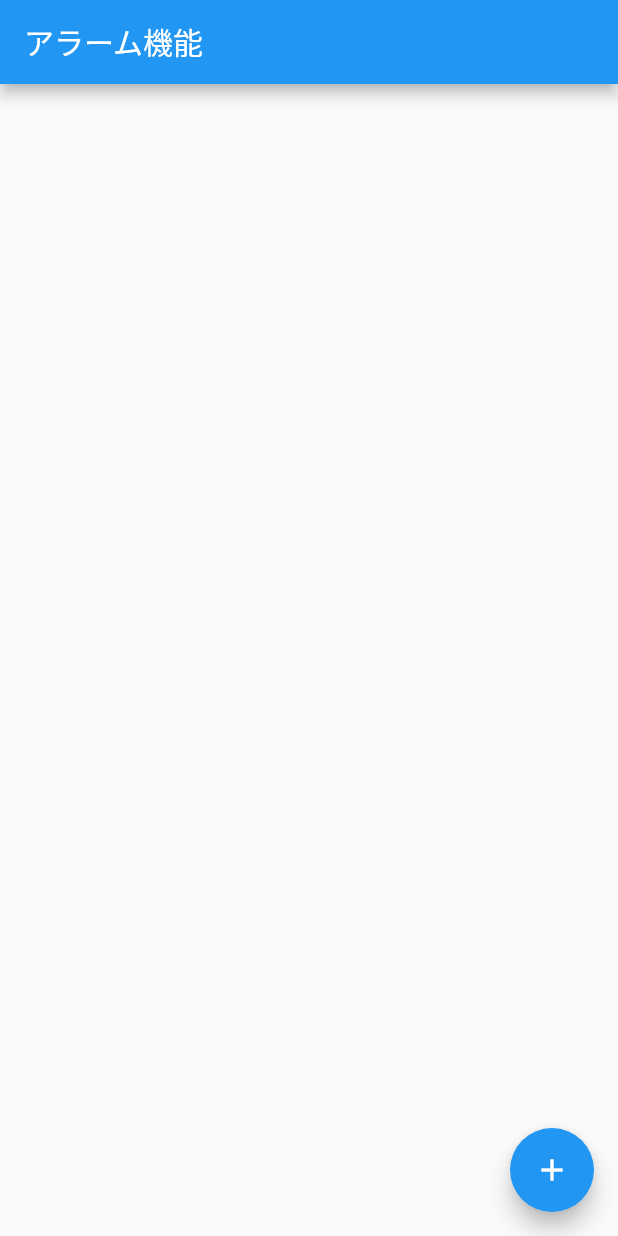
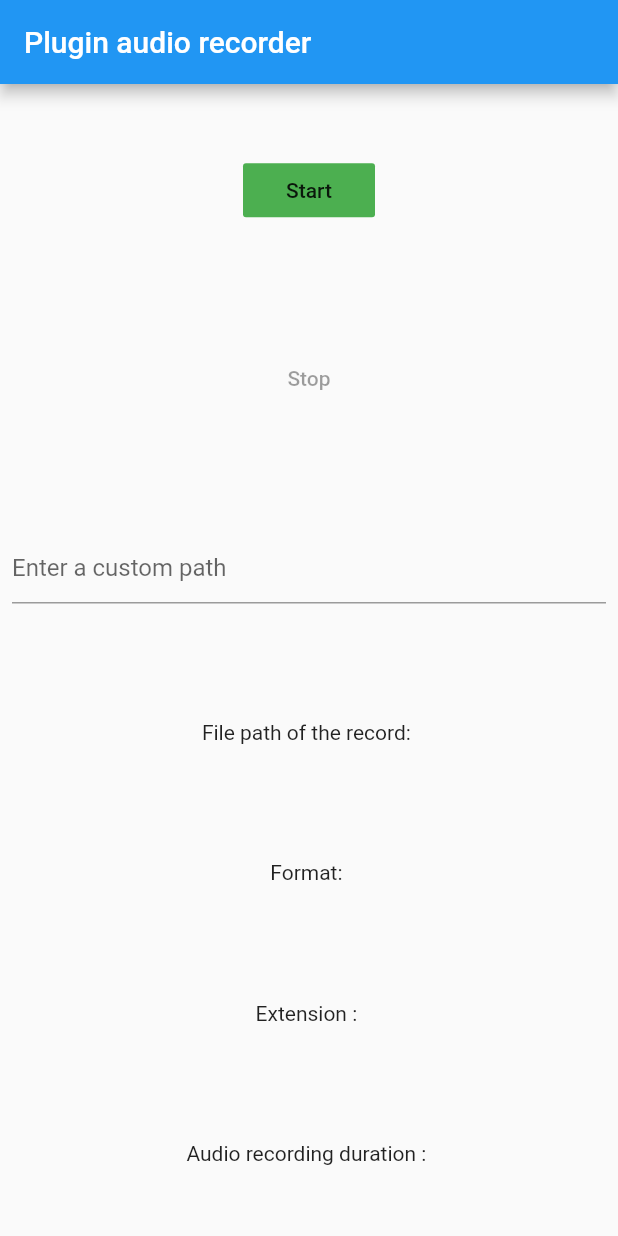
Before and after one commit to higomiku/sample_takahashi, a Flutter app: the screen it shows after launch, on a phone screen of 412 x 824 dp. Run offline on Flutter 3.47's test engine with Material 2 defaults, Android fonts, the phone set to English and light mode, and no system bars; our stand-ins replace assets_audio_player, file, flutter_local_notifications; missing offline and left inert: audio_recorder, ext_storage.

Commit message:
audio_recorderの断面で保存

```diff
--- a/sample_takahashi/takahashi_alarm/lib/main.dart
+++ b/sample_takahashi/takahashi_alarm/lib/main.dart
@@ -1,4 +1,9 @@
+import 'dart:io' as io;
+import 'dart:math';
+
+import 'package:ext_storage/ext_storage.dart';
 import 'package:flutter/material.dart';
+import 'package:flutter/rendering.dart';
 
 import 'next_page.dart';
 
@@ -6,8 +11,15 @@ import 'package:assets_audio_player/assets_audio_player.dart';
 
 import 'package:flutter_local_notifications/flutter_local_notifications.dart';
 
+//AudioRecorderのimport宣言
+import 'package:audio_recorder/audio_recorder.dart';
+import 'package:file/file.dart';
+import 'package:file/local.dart';
+import 'package:path_provider/path_provider.dart';
+
 void main() {
-  runApp(MyApp());
+  //runApp(MyApp());
+  runApp(MyAudioRecordApp());
 }
 
 class MyApp extends StatelessWidget {
@@ -53,6 +65,122 @@ class MyHomePage extends StatefulWidget {
 
   @override
   _MyHomePageState createState() => _MyHomePageState();
+}
+
+class MyAudioRecordApp extends StatefulWidget {
+  @override
+  _MyAppState createState() => new _MyAppState();
+}
+
+class _MyAppState extends State<MyAudioRecordApp> {
+  @override
+  Widget build(BuildContext context) {
+    return new MaterialApp(
+      home: new Scaffold(
+        appBar: new AppBar(
+          title: new Text('Plugin audio recorder'),
+        ),
+        body: new AppBody(),
+      ),
+    );
+  }
+}
+
+class AppBody extends StatefulWidget {
+  final LocalFileSystem localFileSystem;
+
+  AppBody({localFileSystem})
+      : this.localFileSystem = localFileSystem ?? LocalFileSystem();
+
+  @override
+  State<StatefulWidget> createState() => new AppBodyState();
+}
+
+class AppBodyState extends State<AppBody> {
+  Recording _recording = new Recording();
+  bool _isRecording = false;
+  Random random = new Random();
+  TextEditingController _controller = new TextEditingController();
+
+  @override
+  Widget build(BuildContext context) {
+    return new Center(
+      child: new Padding(
+        padding: new EdgeInsets.all(8.0),
+        child: new Column(
+            mainAxisAlignment: MainAxisAlignment.spaceAround,
+            children: <Widget>[
+              new FlatButton(
+                onPressed: _isRecording ? null : _start,
+                child: new Text("Start"),
+                color: Colors.green,
+              ),
+              new FlatButton(
+                onPressed: _isRecording ? _stop : null,
+                child: new Text("Stop"),
+                color: Colors.red,
+              ),
+              new TextField(
+                controller: _controller,
+                decoration: new InputDecoration(
+                  hintText: 'Enter a custom path',
+                ),
+              ),
+              new Text("File path of the record: ${_recording.path}"),
+              new Text("Format: ${_recording.audioOutputFormat}"),
+              new Text("Extension : ${_recording.extension}"),
+              new Text(
+                  "Audio recording duration : ${_recording.duration.toString()}")
+            ]),
+      ),
+    );
+  }
+
+  _start() async {
+    try {
+      var path = await ExtStorage.getExternalStoragePublicDirectory(
+          ExtStorage.DIRECTORY_MUSIC);
+      print("path=" + path);
+      if (await AudioRecorder.hasPermissions) {
+        if (_controller.text != null && _controller.text != "") {
+          String path = _controller.text;
+          if (!_controller.text.contains('/')) {
+            io.Directory appDocDirectory =
+                await getApplicationDocumentsDirectory();
+            path = appDocDirectory.path + '/' + _controller.text;
+          }
+          print("Start recording: $path");
+          await AudioRecorder.start(
+              path: path, audioOutputFormat: AudioOutputFormat.AAC);
+        } else {
+          await AudioRecorder.start();
+        }
+        bool isRecording = await AudioRecorder.isRecording;
+        setState(() {
+          _recording = new Recording(duration: new Duration(), path: "");
+          _isRecording = isRecording;
+        });
+      } else {
+        Scaffold.of(context).showSnackBar(
+            new SnackBar(content: new Text("You must accept permissions")));
+      }
+    } catch (e) {
+      print(e);
+    }
+  }
+
+  _stop() async {
+    var recording = await AudioRecorder.stop();
+    print("Stop recording: ${recording.path}");
+    bool isRecording = await AudioRecorder.isRecording;
+    File file = widget.localFileSystem.file(recording.path);
+    print("  File length: ${await file.length()}");
+    setState(() {
+      _recording = recording;
+      _isRecording = isRecording;
+    });
+    _controller.text = recording.path;
+  }
 }
 
 class NotificationContent {
--- a/sample_takahashi/takahashi_alarm/pubspec.yaml
+++ b/sample_takahashi/takahashi_alarm/pubspec.yaml
@@ -31,6 +31,8 @@ dependencies:
   # Use with the CupertinoIcons class for iOS style icons.
   cupertino_icons: ^0.1.3
   flutter_local_notifications: ^1.4.4+4
+  audio_recorder: ^1.0.2
+  ext_storage: ^1.0.3
 
 dev_dependencies:
   flutter_test:
```
Also changed, not shown: sample_takahashi/takahashi_alarm/pubspec.lock, 5 other files.
